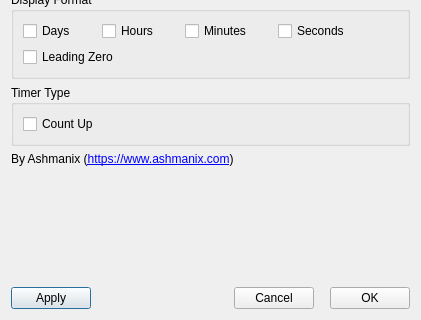
First picture: the form in src/ui/SettingsDialog.ui, repository ashmanix/obs-plugin-countdown, before the edit; both pictures show x 0 to 421 and y 185 to 505 of the 421 by 505 pixel window.
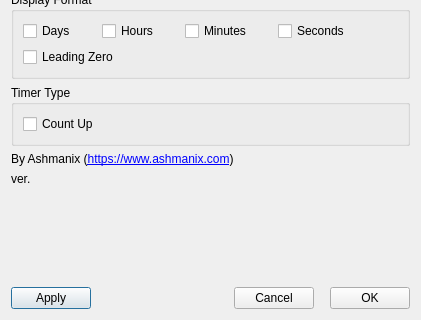
Second picture: the form after the edit.

Commit message: Added webhooks for play all and stop all. Added in version on settings dialog

What changed in the file:
```diff
--- a/src/ui/SettingsDialog.ui
+++ b/src/ui/SettingsDialog.ui
@@ -13,7 +13,7 @@
   <property name="windowTitle">
    <string>Dialog</string>
   </property>
-  <layout class="QVBoxLayout" name="verticalLayout_2" stretch="0,0,0,0,0,1,0">
+  <layout class="QVBoxLayout" name="verticalLayout_2" stretch="0,0,0,0,0,0,1,0">
    <item>
     <widget class="QGroupBox" name="generalGroupBox">
      <property name="title">
@@ -382,6 +382,13 @@
      </property>
     </widget>
    </item>
+   <item>
+    <widget class="QLabel" name="versionTextLabel">
+     <property name="text">
+      <string>ver.</string>
+     </property>
+    </widget>
+   </item>
    <item>
     <spacer name="verticalSpacer">
      <property name="orientation">
```
The commit also changes 3 other files.
